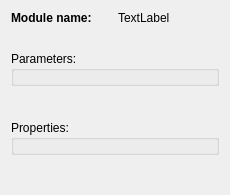
Before: the Qt Designer form secop/gui/ui/modulectrl.ui in SampleEnvironment/frappy, drawn with Qt 5.
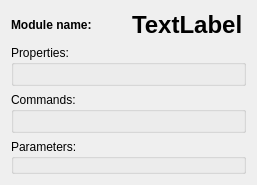
After: the same form once the commit is applied.

```diff
--- a/secop/gui/ui/modulectrl.ui
+++ b/secop/gui/ui/modulectrl.ui
@@ -6,16 +6,40 @@
    <rect>
     <x>0</x>
     <y>0</y>
-    <width>230</width>
-    <height>195</height>
+    <width>257</width>
+    <height>162</height>
    </rect>
   </property>
   <property name="windowTitle">
    <string>Form</string>
   </property>
   <layout class="QGridLayout" name="gridLayout">
-   <item row="3" column="0">
-    <spacer name="verticalSpacer">
+   <item row="4" column="0">
+    <widget class="QGroupBox" name="paramGroupBox">
+     <property name="title">
+      <string>Parameters:</string>
+     </property>
+     <layout class="QGridLayout" name="gridLayout_2">
+      <property name="leftMargin">
+       <number>0</number>
+      </property>
+      <property name="topMargin">
+       <number>6</number>
+      </property>
+      <property name="rightMargin">
+       <number>0</number>
+      </property>
+      <property name="bottomMargin">
+       <number>6</number>
+      </property>
+      <property name="spacing">
+       <number>6</number>
+      </property>
+     </layout>
+    </widget>
+   </item>
+   <item row="6" column="0">
+    <spacer name="verticalSpacer_3">
      <property name="orientation">
       <enum>Qt::Vertical</enum>
      </property>
@@ -27,6 +51,14 @@
      </property>
     </spacer>
    </item>
+   <item row="2" column="0">
+    <widget class="QGroupBox" name="propertyGroupBox">
+     <property name="title">
+      <string>Properties:</string>
+     </property>
+     <layout class="QGridLayout" name="gridLayout_3"/>
+    </widget>
+   </item>
    <item row="0" column="0">
     <layout class="QHBoxLayout" name="horizontalLayout">
      <item>
@@ -45,6 +77,13 @@
      </item>
      <item>
       <widget class="QLabel" name="moduleNameLabel">
+       <property name="font">
+        <font>
+         <pointsize>18</pointsize>
+         <weight>75</weight>
+         <bold>true</bold>
+        </font>
+       </property>
        <property name="text">
         <string>TextLabel</string>
        </property>
@@ -52,80 +91,14 @@
      </item>
     </layout>
    </item>
-   <item row="2" column="0">
-    <widget class="QGroupBox" name="paramGroupBox">
+   <item row="3" column="0">
+    <widget class="QGroupBox" name="commandGroupBox">
      <property name="title">
-      <string>Parameters:</string>
+      <string>Commands:</string>
      </property>
-     <layout class="QGridLayout" name="gridLayout_2">
-      <property name="leftMargin">
-       <number>0</number>
-      </property>
-      <property name="topMargin">
-       <number>6</number>
-      </property>
-      <property name="rightMargin">
-       <number>0</number>
-      </property>
-      <property name="bottomMargin">
-       <number>6</number>
-      </property>
-      <property name="spacing">
-       <number>6</number>
-      </property>
-     </layout>
+     <layout class="QGridLayout" name="gridLayout_5"/>
     </widget>
    </item>
-   <item row="1" column="0">
-    <spacer name="verticalSpacer_2">
-     <property name="orientation">
-      <enum>Qt::Vertical</enum>
-     </property>
-     <property name="sizeType">
-      <enum>QSizePolicy::Fixed</enum>
-     </property>
-     <property name="sizeHint" stdset="0">
-      <size>
-       <width>20</width>
-       <height>20</height>
-      </size>
-     </property>
-    </spacer>
-   </item>
-   <item row="4" column="0">
-    <widget class="QGroupBox" name="propertyGroupBox">
-     <property name="title">
-      <string>Properties:</string>
-     </property>
-     <layout class="QVBoxLayout" name="verticalLayout_2">
-      <property name="leftMargin">
-       <number>0</number>
-      </property>
-      <property name="topMargin">
-       <number>6</number>
-      </property>
-      <property name="rightMargin">
-       <number>0</number>
-      </property>
-      <property name="bottomMargin">
-       <number>6</number>
-      </property>
-     </layout>
-    </widget>
-   </item>
-   <item row="5" column="0">
-    <spacer name="verticalSpacer_3">
-     <property name="orientation">
-      <enum>Qt::Vertical</enum>
-     </property>
-     <property name="sizeHint" stdset="0">
-      <size>
-       <width>20</width>
-       <height>40</height>
-      </size>
-     </property>
-    </spacer>
-   </item>
   </layout>
  </widget>
  <resources/>
```
